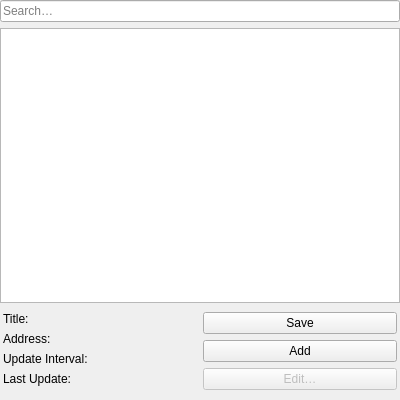
This is src/modules/windows/contentFilters/ContentFiltersContentsWidget.ui in OtterBrowser/otter-browser as Qt 5 draws it before an edit. The edited form follows.
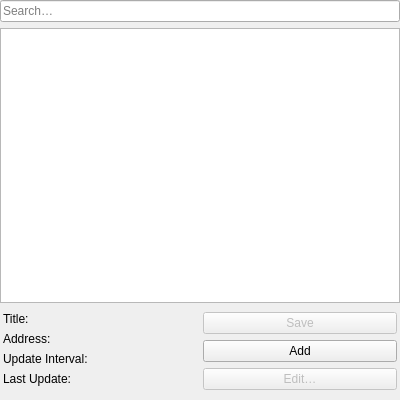
This is the edited form. Custom widgets are drawn as their Qt base class.

```diff
--- a/src/modules/windows/contentFilters/ContentFiltersContentsWidget.ui
+++ b/src/modules/windows/contentFilters/ContentFiltersContentsWidget.ui
@@ -129,6 +129,9 @@
            <layout class="QVBoxLayout" name="actionsLayout">
             <item>
              <widget class="QPushButton" name="saveButton">
+              <property name="enabled">
+               <bool>false</bool>
+              </property>
               <property name="text">
                <string>Save</string>
               </property>
```
